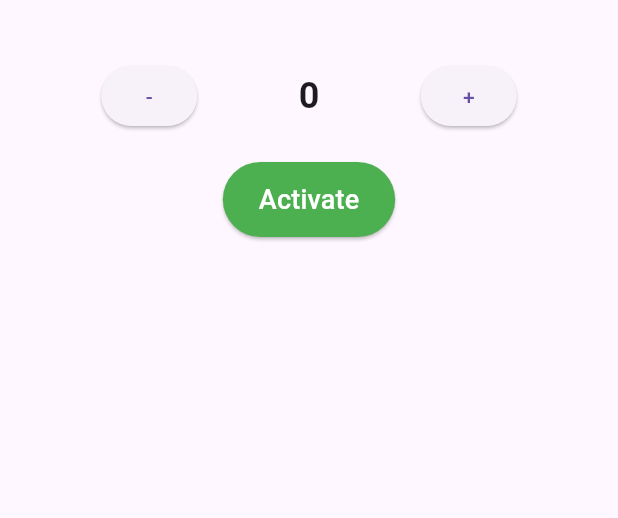
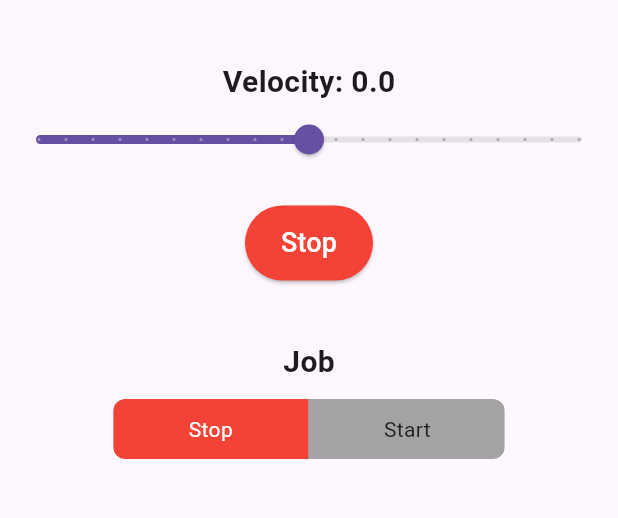
Before and after one commit to acanadil/LauzRaspberry, a Flutter app: the screen it shows after launch, on a phone screen of 412 x 824 dp, the part 84-602 px from its top. Run offline on Flutter 3.47's test engine with Material 3 defaults, Android fonts, the phone set to English and light mode, and no system bars; drawn by our look-alikes of toggle_switch; network calls fail.

Commit message:
app visual

```diff
--- a/App/lib/main.dart
+++ b/App/lib/main.dart
@@ -1,4 +1,14 @@
 import 'package:flutter/material.dart';
+import 'package:http/http.dart' as http;
+import 'dart:convert';
+import 'package:toggle_switch/toggle_switch.dart';
+import 'dart:async';
+
+var urlVelocity = Uri.parse('http://pi1.local:5000/set_velocity');
+var urlJobStart = Uri.parse('http://pi1.local:5000/start_job');
+var urlJobEnd = Uri.parse('http://pi1.local:5000/end_job');
+var urlProcStart = Uri.parse('http://pi1.local:5000/start_processing');
+var urlProcEnd = Uri.parse('http://pi1.local:5000/stop_processing');
 
 void main() {
   runApp(MainApp());
@@ -10,8 +20,55 @@ class MainApp extends StatefulWidget {
 }
 
 class _MainAppState extends State<MainApp> {
-  int counter = 0; // Valor a modificar con los botones
-  bool isActive = false; // Estado del botón rojo/verde
+  bool isActiveJob = false;
+  bool isActiveProc = false;
+  bool viewProcess = false;
+  bool viewJob = true;
+  double sliderValue = 0;
+
+  final List<String> _notifications = [];
+  late Timer _timer;
+  final String _apiUrl = 'http://pi1.local:5005/notifications';
+
+  @override
+  void initState() {
+    super.initState();
+    _startPolling();
+  }
+
+  @override
+  void dispose() {
+    _timer.cancel();
+    super.dispose();
+  }
+
+  void _startPolling() {
+    _timer = Timer.periodic(const Duration(seconds: 5), (timer) async {
+      await _fetchNotifications();
+    });
+  }
+
+  Future<void> _fetchNotifications() async {
+    try {
+      final response = await http.get(Uri.parse(_apiUrl));
+
+      if (response.statusCode == 200) {
+        final List<dynamic> newNotifications = json.decode(response.body);
+
+        setState(() {
+          for (var notification in newNotifications) {
+            if (!_notifications.contains(notification)) {
+              _notifications.add(notification);
+            }
+          }
+        });
+      } else {
+        print('Failed to fetch notifications: ${response.statusCode}');
+      }
+    } catch (e) {
+      print('Error fetching notifications: $e');
+    }
+  }
 
   @override
   Widget build(BuildContext context) {
@@ -24,54 +81,151 @@ class _MainAppState extends State<MainApp> {
               backgroundColor: const Color.fromARGB(255, 158, 187, 239),
             ),
             body: Column(
-                mainAxisAlignment: MainAxisAlignment.start,
-                crossAxisAlignment: CrossAxisAlignment.center,
-                children: [
-                  SizedBox(height: 40,),
-                  Row(
-                    mainAxisAlignment: MainAxisAlignment.spaceEvenly,
+              mainAxisAlignment: MainAxisAlignment.start,
+              crossAxisAlignment: CrossAxisAlignment.center,
+              children: [
+                SizedBox(
+                  height: 40,
+                ),
+                Text(
+                  'Velocity: ' + sliderValue.toStringAsFixed(1),
+                  style: TextStyle(fontSize: 20, fontWeight: FontWeight.bold),
+                ),
+                Slider(
+                  value: sliderValue,
+                  max: 1,
+                  min: -1,
+                  divisions: 20,
+                  label: sliderValue.toStringAsFixed(1),
+                  onChanged: (double value) async {
+                    var response = await http.post(urlVelocity,
+                        headers: {
+                          'Content-Type': 'application/json; charset=UTF-8'
+                        },
+                        body: json.encode({'velocity': value.toString()}));
+                    print('Response status: ${response.statusCode}');
+                    print('Response body: ${response.body}');
+                    setState(() {
+                      sliderValue = value;
+                    });
+                  },
+                ),
+                const SizedBox(height: 20), // Espaciado entre elementos
+                ElevatedButton(
+                  onPressed: () async {
+                    setState(() {
+                      sliderValue = 0;
+                    });
+                    var response = await http.post(urlVelocity,
+                        headers: {
+                          'Content-Type': 'application/json; charset=UTF-8'
+                        },
+                        body:
+                            json.encode({'velocity': sliderValue.toString()}));
+                  },
+                  style: ElevatedButton.styleFrom(
+                    backgroundColor: Colors.red,
+                    padding: const EdgeInsets.symmetric(
+                        horizontal: 24, vertical: 12),
+                  ),
+                  child: Text(
+                    'Stop',
+                    style: TextStyle(fontSize: 18, color: Colors.white),
+                  ),
+                ),
+
+                if (viewJob)
+                  Column(
                     children: [
-                      ElevatedButton(
-                        onPressed: () {
+                      SizedBox(height: 40),
+                      Text(
+                        'Job',
+                        style: TextStyle(
+                            fontSize: 20, fontWeight: FontWeight.bold),
+                      ),
+                      SizedBox(height: 10),
+                      ToggleSwitch(
+                        minWidth: 130.0,
+                        activeBgColors: [
+                          [Colors.red],
+                          [Colors.green]
+                        ],
+                        activeFgColor: Colors.white,
+                        inactiveBgColor: Color.fromARGB(133, 137, 137, 137),
+                        inactiveFgColor: Colors.grey[900],
+                        initialLabelIndex: isActiveJob ? 1 : 0,
+                        totalSwitches: 2,
+                        labels: ['Stop', 'Start'],
+                        onToggle: (index) async {
+                          if (index == 1) {
+                            var response = await http.post(urlJobStart);
+                            viewProcess = true;
+                          } else {
+                            var response = await http.post(urlJobEnd);
+                            viewProcess = false;
+                          }
                           setState(() {
-                            counter--;
+                            isActiveJob = index == 1;
                           });
                         },
-                        child: Text('-'),
                       ),
+                    ],
+                  )
+                else
+                  SizedBox(height: 120),
+
+                if (viewProcess)
+                  Column(
+                    children: [
+                      SizedBox(height: 40),
                       Text(
-                        '$counter',
-                        style: TextStyle(fontSize: 24, fontWeight: FontWeight.bold),
+                        'Process',
+                        style: TextStyle(
+                            fontSize: 20, fontWeight: FontWeight.bold),
                       ),
-                      ElevatedButton(
-                        onPressed: () {
+                      SizedBox(height: 10),
+                      ToggleSwitch(
+                        minWidth: 130.0,
+                        activeBgColors: [
+                          [Colors.red],
+                          [Colors.green]
+                        ],
+                        activeFgColor: Colors.white,
+                        inactiveBgColor: Color.fromARGB(133, 137, 137, 137),
+                        inactiveFgColor: Colors.grey[900],
+                        initialLabelIndex: isActiveProc ? 1 : 0,
+                        totalSwitches: 2,
+                        labels: ['Stop', 'Start'],
+                        onToggle: (index) async {
+                          if (index == 0) {
+                            var response = await http.post(urlProcEnd);
+                            viewJob = true;
+                          } else {
+                            var response = await http.post(urlProcStart);
+                            viewJob = false;
+                          }
                           setState(() {
-                            counter++;
+                            isActiveProc = index == 1;
                           });
                         },
-                        child: Text('+'),
                       ),
                     ],
                   ),
-                  const SizedBox(height: 20), // Espaciado entre elementos
-                  ElevatedButton(
-                    onPressed: () {
-                      setState(() {
-                        isActive = !isActive; // Cambiar estado del botón
-                      });
-                    },
-                    style: ElevatedButton.styleFrom(
-                      backgroundColor: isActive
-                          ?  Colors.red
-                          : Colors.green, // Botón rojo si está desactivado
-                      padding: const EdgeInsets.symmetric(horizontal: 24, vertical: 12),
-                    ),
-                    child: Text(
-                      isActive ? 'Stop' : 'Activate',
-                      style: TextStyle(fontSize: 18, color: Colors.white),
-                    ),
+
+                SizedBox(
+                  height: 20,
+                ),
+                SizedBox(
+                  height: 300,
+                  child: ListView(
+                    children: _notifications
+                        .map((e) => ListTile(
+                              title: Text(e),
+                            ))
+                        .toList(),
                   ),
-                ],
+                ),
+              ],
             ),
           );
         },
--- a/App/pubspec.yaml
+++ b/App/pubspec.yaml
@@ -9,11 +9,13 @@ environment:
 dependencies:
   flutter:
     sdk: flutter
+  http: ^1.1.0
 
 dev_dependencies:
   flutter_test:
     sdk: flutter
   flutter_lints: ^2.0.0
+  toggle_switch: ^2.3.0
 
 flutter:
   uses-material-design: true
```
Also changed, not shown: App/pubspec.lock.
